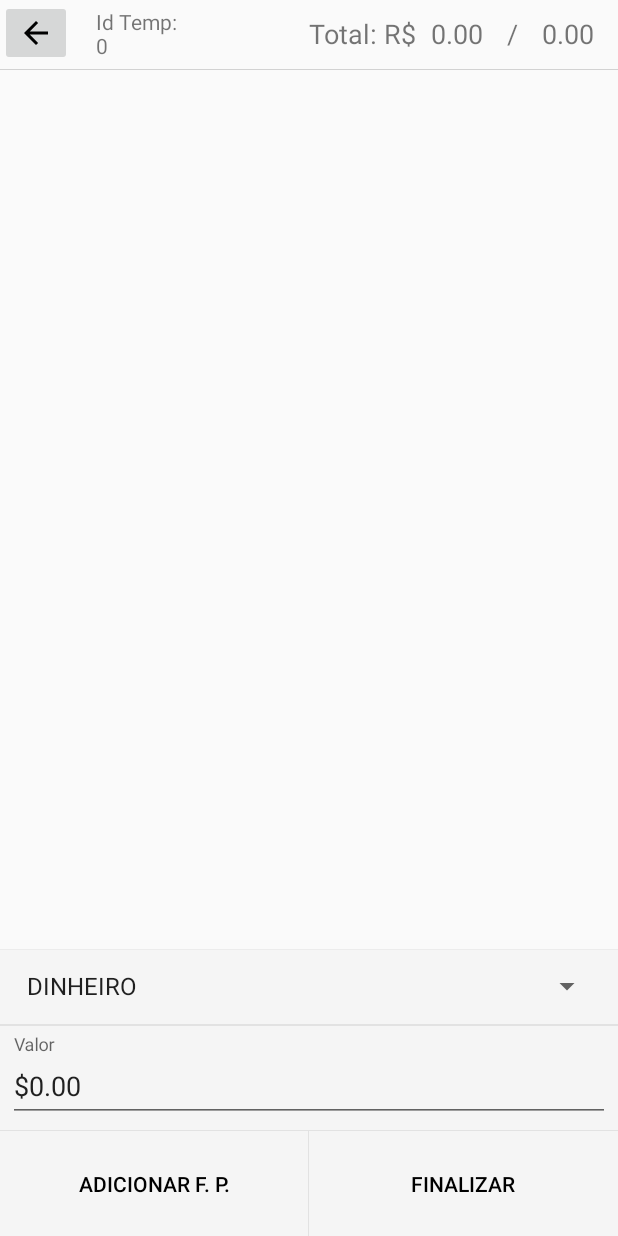
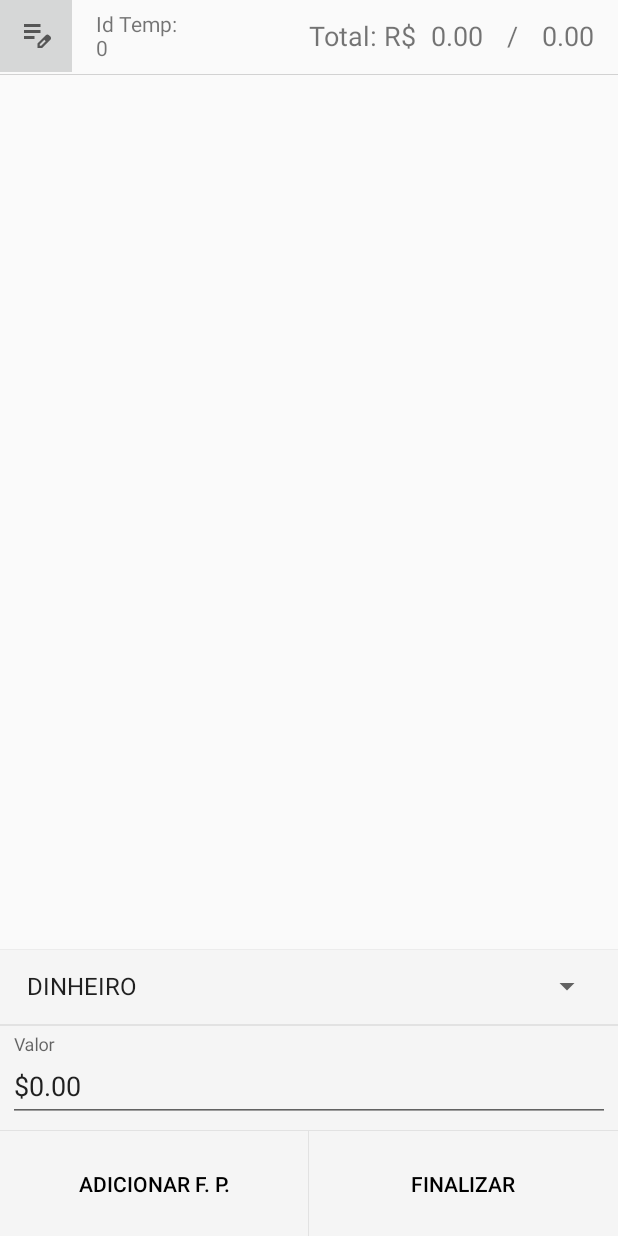
Before and after one commit to KmkzD3ev/Emissor-fracionado, an Android app: the FinanceiroNFCe screen opened directly, with no data from a screen before it, on a phone screen of 412 x 824 dp. Run offline under Robolectric (Android 15) with nearby library versions, the phone set to English and light mode, and no system bars; libraries missing offline, so code that uses them is left out: stone.application, stone.application.interfaces, stone.database.transaction, stone.providers; 23 statements that could not run were skipped.

Commit message:
Correção do problema no financeiro duplicado.

```diff
--- a/app/build.gradle
+++ b/app/build.gradle
@@ -38,8 +38,8 @@ android {
         minSdkVersion 22
         maxSdkVersion 34
         targetSdk 34
-        versionCode 82
-        versionName '3.8.2'
+        versionCode 83
+        versionName '3.8.3'
         testInstrumentationRunner "androidx.test.runner.AndroidJUnitRunner"
         vectorDrawables.useSupportLibrary = true
         signingConfig signingConfigs.debug
--- a/app/src/main/java/br/com/zenitech/emissorweb/Configuracoes.java
+++ b/app/src/main/java/br/com/zenitech/emissorweb/Configuracoes.java
@@ -19,8 +19,8 @@ public class Configuracoes {
     // INFORMA SE O APARELHO UTILIZADO É UM POS
     // SEMPRE RETORNAR FALSE CONFORME FOR GERADO O BUILD PARA PLAYSTORE
     public boolean GetDevice() {
-        //return true;
-        return false;
+        return true;
+        //return false;
     }
 
     // RETORNASE O AMBIENTE É DE PRODUÇÃO OU DE TESTE
--- a/app/src/main/java/br/com/zenitech/emissorweb/FinanceiroNFCe.java
+++ b/app/src/main/java/br/com/zenitech/emissorweb/FinanceiroNFCe.java
@@ -366,7 +366,7 @@ public class FinanceiroNFCe extends AppCompatActivity implements IFinanceiroNFCe
     final OnBackPressedCallback onBackPressedCallback = new OnBackPressedCallback(true) {
         @Override
         public void handleOnBackPressed() {
-            sair();
+            cAux.ShowMsgToast(context, "Não é possível voltar!");
         }
     };
 
@@ -746,7 +746,7 @@ public class FinanceiroNFCe extends AppCompatActivity implements IFinanceiroNFCe
     @Override
     public boolean onOptionsItemSelected(MenuItem item) {
         if (item.getItemId() == android.R.id.home) {
-            sair();
+            cAux.ShowMsgToast(context, "Não é possível voltar!");
         }
         return super.onOptionsItemSelected(item);
     }
--- a/app/src/main/java/br/com/zenitech/emissorweb/Principal.java
+++ b/app/src/main/java/br/com/zenitech/emissorweb/Principal.java
@@ -294,6 +294,7 @@ public class Principal extends AppCompatActivity
         Intent i = new Intent(context, FormPedidos.class);
         i.putExtra("EditarProduto", false);
         startActivity(i);
+        finish();
         //startActivity(new Intent(context, FinanceiroNFCe.class));
     }
 
@@ -373,6 +374,8 @@ public class Principal extends AppCompatActivity
             Intent i = new Intent(context, FinanceiroNFCe.class);
             i.addFlags(Intent.FLAG_ACTIVITY_CLEAR_TOP | Intent.FLAG_ACTIVITY_CLEAR_TASK);
             startActivity(i);
+
+            finish();
         });
         alerta = builder.create();
         alerta.show();
@@ -383,6 +386,7 @@ public class Principal extends AppCompatActivity
         try {
             //getVerificarFinanceiroUltimoPedido
             if (bd.getFinanceiroUltimoPedido(bd.getIdPedidoTemp())) {
+                //makeText(context, "Teste Edit", LENGTH_SHORT).show();
                 pedidoNaoFinalizadoDialog();
             }
         } catch (Exception ignored) {
--- /dev/null
+++ b/app/src/main/res/drawable/edit_note.xml
@@ -0,0 +1,10 @@
+<vector xmlns:android="http://schemas.android.com/apk/res/android"
+    android:width="24dp"
+    android:height="24dp"
+    android:viewportWidth="960"
+    android:viewportHeight="960"
+    android:tint="?attr/colorControlNormal">
+  <path
+      android:fillColor="@android:color/white"
+      android:pathData="M160,560L160,480L440,480L440,560L160,560ZM160,400L160,320L600,320L600,400L160,400ZM160,240L160,160L600,160L600,240L160,240ZM520,800L520,677L741,457Q750,448 761,444Q772,440 783,440Q795,440 806,444.5Q817,449 826,458L863,495Q871,504 875.5,515Q880,526 880,537Q880,548 876,559.5Q872,571 863,580L643,800L520,800ZM820,537L820,537L783,500L783,500L820,537ZM580,740L618,740L739,618L721,599L702,581L580,702L580,740ZM721,599L702,581L702,581L739,618L739,618L721,599Z"/>
+</vector>
--- a/app/src/main/res/layout/content_financeiro_nfce.xml
+++ b/app/src/main/res/layout/content_financeiro_nfce.xml
@@ -6,8 +6,7 @@
     android:layout_height="match_parent"
     android:orientation="vertical"
     app:layout_behavior="@string/appbar_scrolling_view_behavior"
-    tools:context=".FinanceiroNFCe"
-    tools:showIn="@layout/content_financeiro_nfce">
+    tools:context=".FinanceiroNFCe">
 
     <androidx.core.widget.NestedScrollView
         android:layout_width="match_parent"
@@ -28,17 +27,19 @@
 
                 <ImageButton
                     android:id="@+id/BtnEditarProduto"
-                    android:layout_width="wrap_content"
-                    android:layout_height="wrap_content"
-                    android:src="@drawable/ic_voltar"
-                    android:contentDescription="@string/app_name" />
+                    android:layout_width="48dp"
+                    android:layout_height="48dp"
+                    android:background="#D6D7D7"
+                    android:src="@drawable/edit_note"
+                    android:contentDescription="@string/editar_produtos" />
 
                 <TextView
                     android:id="@+id/textIdTemp"
                     android:paddingStart="16dp"
                     android:layout_width="0dp"
                     android:layout_weight="1"
-                    android:layout_height="wrap_content"/>
+                    android:layout_height="wrap_content"
+                    tools:ignore="RtlSymmetry" />
 
                 <TextView
                     android:layout_width="wrap_content"
--- a/app/src/main/res/values/strings.xml
+++ b/app/src/main/res/values/strings.xml
@@ -234,4 +234,5 @@
     <string name="iniciar_pagamento">INICIAR PAGAMENTO</string>
     <string name="finalizar">FINALIZAR</string>
     <string name="numero_um">1</string>
+    <string name="editar_produtos">Editar Produtos</string>
 </resources>
```
Also changed, not shown: app/src/main/java/br/com/zenitech/emissorweb/ConfirmarDadosPedido.java (+23 -2 lines), app/src/main/java/br/com/zenitech/emissorweb/DatabaseHelper.java (+94 -8 lines), app/src/main/java/br/com/zenitech/emissorweb/FormPedidos.java (+86 -6 lines), 1 other file.
